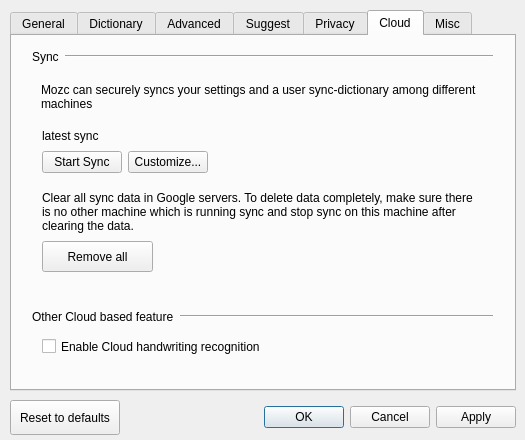
google/mozc, file src/gui/config_dialog/config_dialog.ui: the form before one commit.
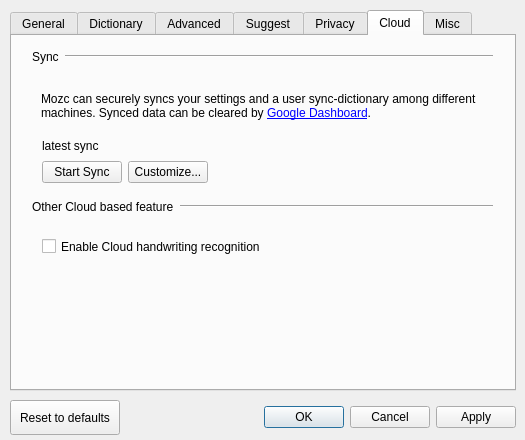
The form after the commit. The open tabs and pages were chosen to show the change. Custom widgets are drawn as their Qt base class.

Commit message: Mozc OSS Ver. 1.11.1502.102

The edit to the form file:
```diff
--- a/src/gui/config_dialog/config_dialog.ui
+++ b/src/gui/config_dialog/config_dialog.ui
@@ -1282,7 +1282,7 @@
       <property name="geometry">
        <rect>
         <x>30</x>
-        <y>110</y>
+        <y>120</y>
         <width>441</width>
         <height>32</height>
        </rect>
@@ -1333,7 +1333,7 @@
       <property name="geometry">
        <rect>
         <x>30</x>
-        <y>90</y>
+        <y>100</y>
         <width>401</width>
         <height>20</height>
        </rect>
@@ -1342,46 +1342,17 @@
        <string>latest sync</string>
       </property>
      </widget>
-     <widget class="QLabel" name="removeAllDescriptionLabel">
-      <property name="geometry">
-       <rect>
-        <x>30</x>
-        <y>150</y>
-        <width>431</width>
-        <height>51</height>
-       </rect>
-      </property>
-      <property name="text">
-       <string>Clear all sync data in Google servers. To delete data completely, make sure there is no other machine which is running sync and stop sync on this machine after clearing the data.</string>
-      </property>
-      <property name="wordWrap">
-       <bool>true</bool>
-      </property>
-     </widget>
-     <widget class="QPushButton" name="clearSyncButton">
-      <property name="geometry">
-       <rect>
-        <x>30</x>
-        <y>205</y>
-        <width>111</width>
-        <height>31</height>
-       </rect>
-      </property>
-      <property name="text">
-       <string>Remove all</string>
-      </property>
-     </widget>
      <widget class="QLabel" name="syncDescriptionLabel">
       <property name="geometry">
        <rect>
         <x>29</x>
         <y>40</y>
         <width>441</width>
-        <height>41</height>
+        <height>61</height>
        </rect>
       </property>
       <property name="text">
-       <string>Mozc can securely syncs your settings and a user sync-dictionary among different machines</string>
+       <string>Mozc can securely syncs your settings and a user sync-dictionary among different machines. Synced data can be cleared by &lt;a href=&quot;https://www.google.com/settings/dashboard&quot;&gt;Google Dashboard&lt;/a&gt;.</string>
       </property>
       <property name="wordWrap">
        <bool>true</bool>
@@ -1391,7 +1362,7 @@
       <property name="geometry">
        <rect>
         <x>30</x>
-        <y>300</y>
+        <y>200</y>
         <width>441</width>
         <height>21</height>
        </rect>
@@ -1404,7 +1375,7 @@
       <property name="geometry">
        <rect>
         <x>20</x>
-        <y>270</y>
+        <y>160</y>
         <width>461</width>
         <height>21</height>
        </rect>
```
Left out of the diff: 14 changed lines with no effect on the pictures. The commit also changes 613 other files.
